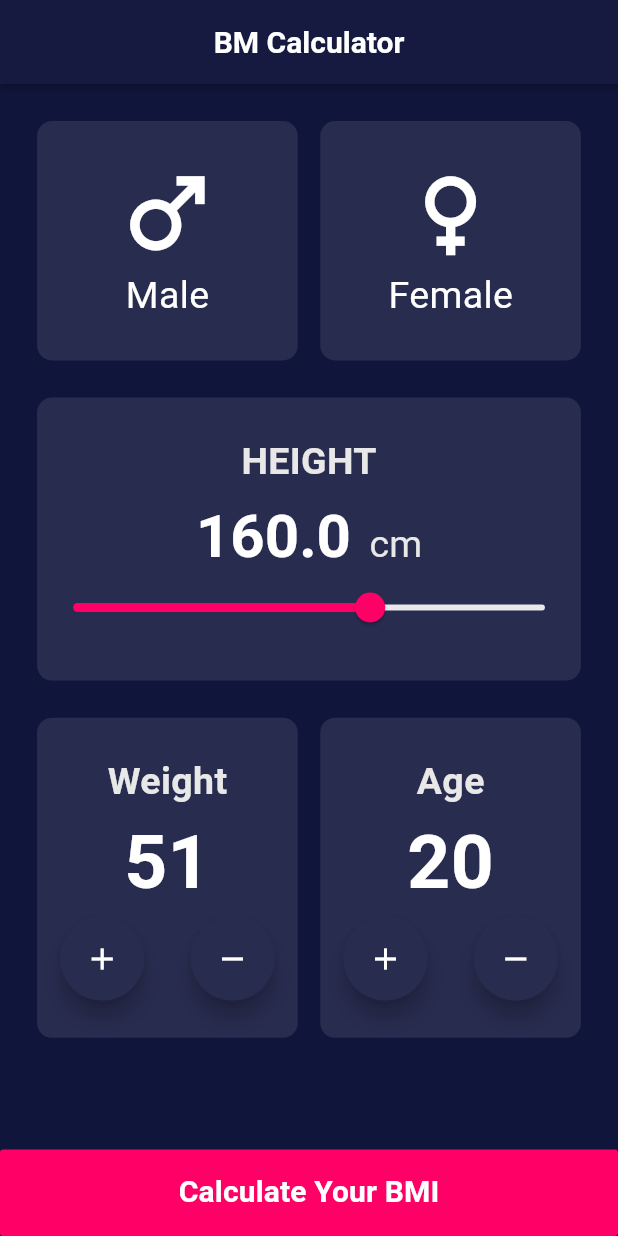
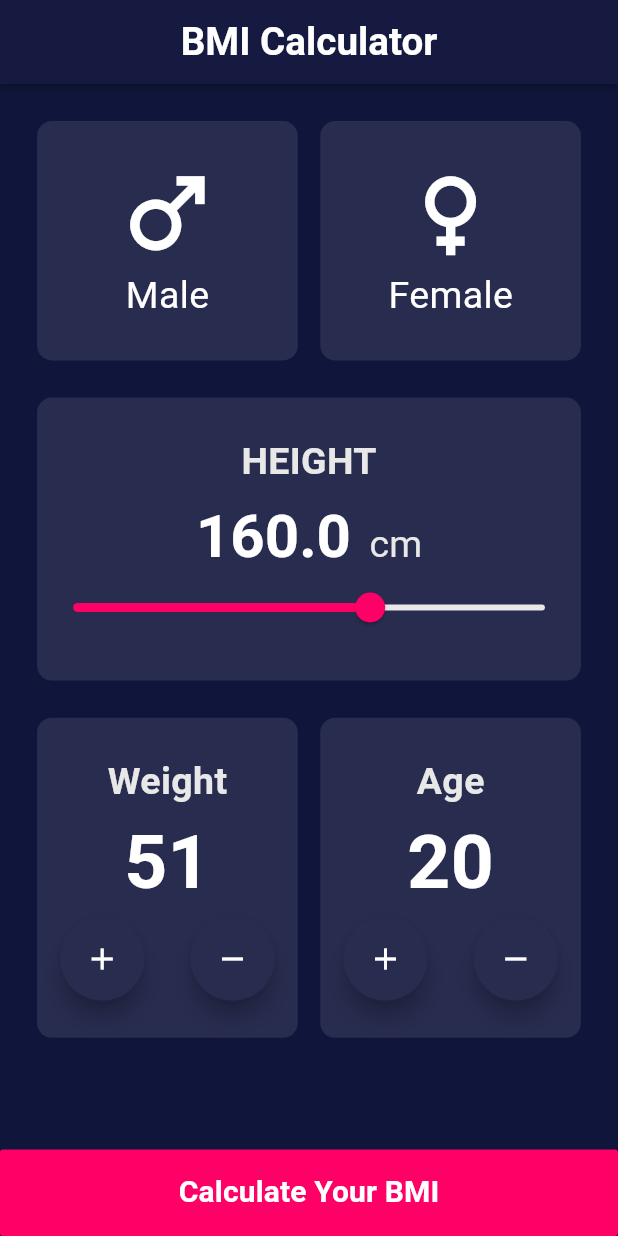
Before and after one commit to Ma7moud-Yasser/machinfy-project1, a Flutter app: the screen it shows after launch, after a tap on the "add" icon, on a phone screen of 412 x 824 dp. Run offline on Flutter 3.47's test engine with Material 3 defaults, Android fonts, the phone set to English and light mode, and no system bars; our stand-ins replace google_fonts.

Commit message:
Add responsive font scaling and update BMI screen title; refactor main app entry point

```diff
--- a/project_1/lib/main.dart
+++ b/project_1/lib/main.dart
@@ -1,6 +1,5 @@
 import 'package:flutter/material.dart';
 import 'package:project_1/projects/bm_calculator/screens/bm_home_screen.dart';
-import 'package:project_1/projects/counter/counter.dart';
 
 void main() {
   runApp(const MyApp());
@@ -13,6 +12,13 @@ class MyApp extends StatelessWidget {
   @override
   Widget build(BuildContext context) {
     return MaterialApp(
+      builder: (context, child) {
+        return MediaQuery(
+          data: MediaQuery.of(context).copyWith(textScaleFactor: 1),
+         child: child!,
+        );
+
+      },
       debugShowCheckedModeBanner: false,
       title: 'Flutter Demo',
       theme: ThemeData(
--- /dev/null
+++ b/project_1/lib/projects/bm_calculator/components/responsive_font.dart
@@ -0,0 +1,28 @@
+import 'package:flutter/material.dart';
+
+
+double responsiveFont(BuildContext context ,
+{required double fontSize,}){
+  double scale = scaleFactorCalc(context);
+  double scaledFontSize = fontSize * scale;
+
+  // max 120 %
+  // min 80%
+  double max = fontSize * 1.2;
+  double min = fontSize * 0.8;
+
+
+  return scaledFontSize.clamp(min, max);
+}
+
+ scaleFactorCalc(BuildContext context){
+  double width = MediaQuery.of(context).size.width;
+  double height = MediaQuery.of(context).size.height;
+  if (width < 600){
+    return width /400;
+  }else if (width < 900){
+    return width / 700;
+ } else {
+  return width / 1000;
+ }
+ }
--- a/project_1/lib/projects/bm_calculator/screens/bm_home_screen.dart
+++ b/project_1/lib/projects/bm_calculator/screens/bm_home_screen.dart
@@ -1,6 +1,7 @@
 import 'package:flutter/material.dart';
 import 'package:project_1/projects/bm_calculator/components/gender_selectionss.dart';
 import 'package:project_1/projects/bm_calculator/components/height_selection.dart';
+import 'package:project_1/projects/bm_calculator/components/responsive_font.dart';
 import 'package:project_1/projects/bm_calculator/components/weight_age_selection.dart';
 import 'package:project_1/projects/bm_calculator/styles/colors.dart';
 
@@ -24,11 +25,12 @@ class _BMScreenState extends State<BMScreen> {
         backgroundColor: BMIColor.primaryColor,
         elevation: 2,
         shadowColor: const Color.fromARGB(255, 0, 0, 0),
-        title: const Text(
-          'BM Calculator',
+        title:  Text(
+          'BMI Calculator',
           style: TextStyle(
               color: BMIColor.whiteColor,
-              fontSize: 20,
+              fontSize: responsiveFont(context, fontSize: 25),
+              // fontSize:25,
               fontWeight: FontWeight.bold),
         ),
         centerTitle: true,
```
